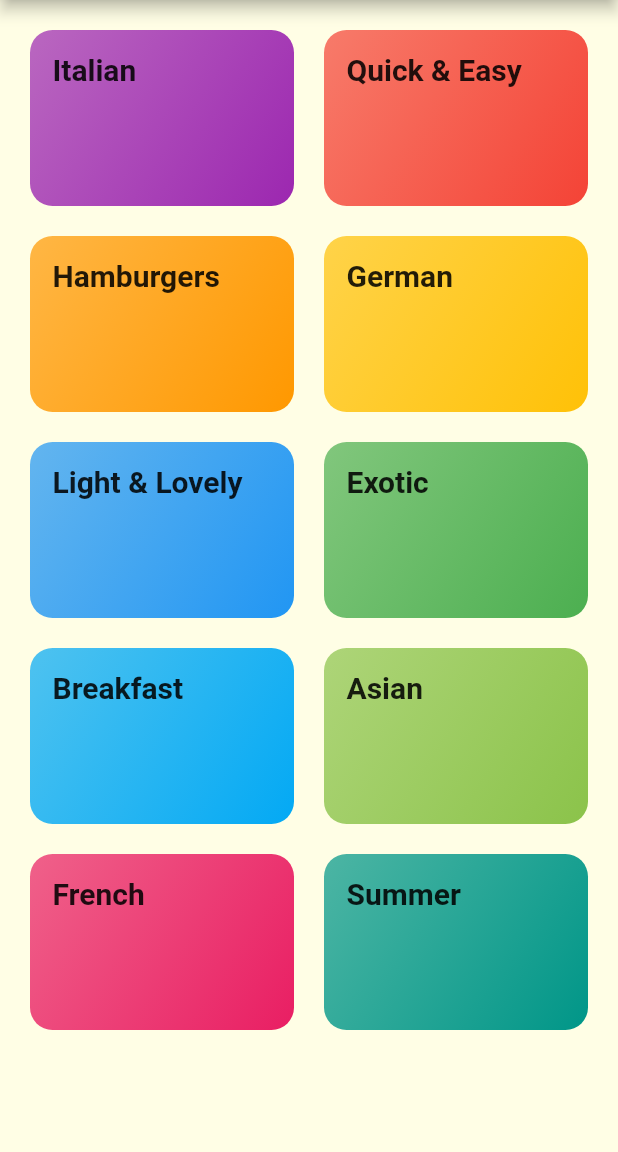
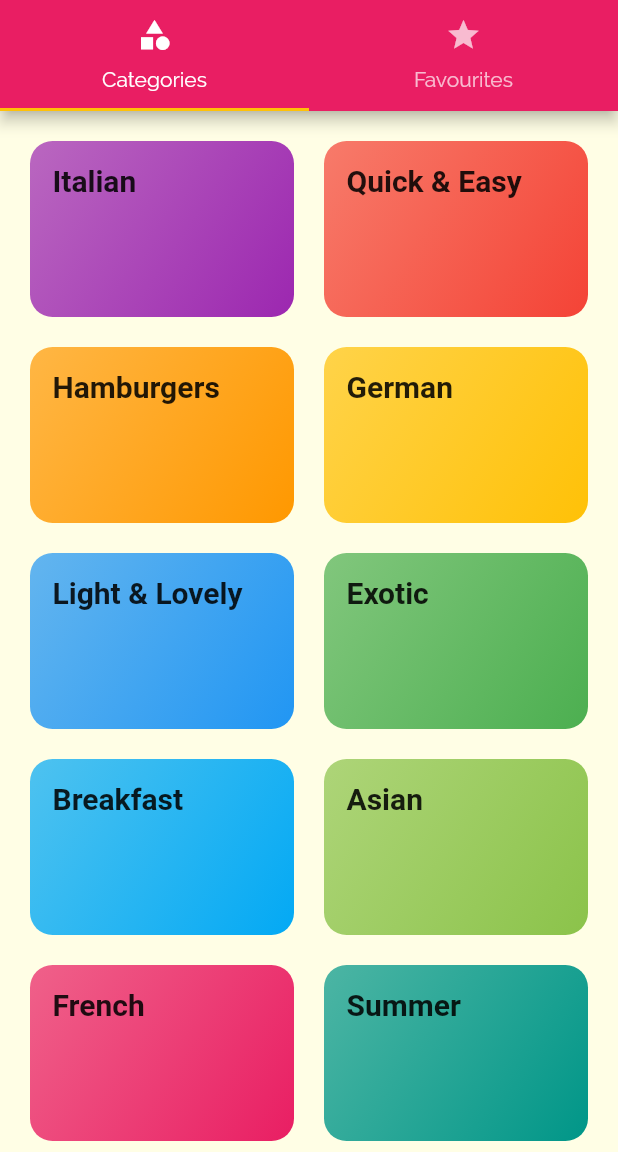
Before and after one commit to adarshsingh87/maels-app-flutter, a Flutter app: the screen it shows after launch, on a phone screen of 412 x 824 dp, the part 84-1236 px from its top. Run offline on Flutter 3.47's test engine with Material 2 defaults, Android fonts, the phone set to English and light mode, and no system bars; Roboto replaces fonts that are missing (RobotoCondenced).

```diff
--- a/lib/main.dart
+++ b/lib/main.dart
@@ -1,6 +1,7 @@
 import 'package:flutter/material.dart';
-import 'package:meals_app/screens/meal_detail_screen.dart';
 
+import './screens/meal_detail_screen.dart';
+import './screens/tab_screen.dart';
 import './screens/categories_meals_screen.dart';
 import './screens/categories_screen.dart';
 
@@ -29,7 +30,7 @@ class MyApp extends StatelessWidget {
                   fontWeight: FontWeight.bold))),
       initialRoute: '/',
       routes: {
-        '/': (ctx) => CategoriesPage(),
+        '/': (ctx) => TabsScreen(),
         CategoryMealsScreen.routeName: (ctx) => CategoryMealsScreen(),
         MealDetailScreen.routeName: (ctx) => MealDetailScreen(),
       },
--- a/lib/screens/categories_screen.dart
+++ b/lib/screens/categories_screen.dart
@@ -7,11 +7,7 @@ import '../dummy_data.dart';
 class CategoriesPage extends StatelessWidget {
   @override
   Widget build(BuildContext context) {
-    return Scaffold(
-      appBar: AppBar(
-        title: const Text('Meals'),
-      ),
-      body: GridView(
+    return GridView(
       padding: const EdgeInsets.all(20),
       children: DUMMY_CATEGORIES
           .map((e) => CategoryItem(e.title, e.color, e.id))
@@ -21,7 +17,6 @@ class CategoriesPage extends StatelessWidget {
           childAspectRatio: 3 / 2,
           crossAxisSpacing: 20,
           mainAxisSpacing: 20),
-      ),
     );
   }
 }
--- /dev/null
+++ b/lib/screens/favourites-screen.dart
@@ -0,0 +1,10 @@
+import 'package:flutter/cupertino.dart';
+
+class FavouritesScreen extends StatelessWidget {
+  @override
+  Widget build(BuildContext context) {
+    return Center(
+      child: Text('Favourites'),
+    );
+  }
+}
--- /dev/null
+++ b/lib/screens/tab_screen.dart
@@ -0,0 +1,37 @@
+import 'package:flutter/material.dart';
+
+import './favourites-screen.dart';
+import './categories_screen.dart';
+
+class TabsScreen extends StatefulWidget {
+  @override
+  _TabsScreenState createState() => _TabsScreenState();
+}
+
+class _TabsScreenState extends State<TabsScreen> {
+  @override
+  Widget build(BuildContext context) {
+    return DefaultTabController(
+      length: 2,
+      child: Scaffold(
+        appBar: AppBar(
+            title: Text('Meals'),
+            bottom: TabBar(
+              tabs: <Widget>[
+                Tab(
+                  icon: Icon(Icons.category),
+                  text: 'Categories',
+                ),
+                Tab(
+                  icon: Icon(Icons.star),
+                  text: 'Favourites',
+                )
+              ],
+            )),
+        body: TabBarView(
+          children: <Widget>[CategoriesPage(), FavouritesScreen()],
+        ),
+      ),
+    );
+  }
+}
```
Lines whose indentation alone changed are shown as unchanged.
